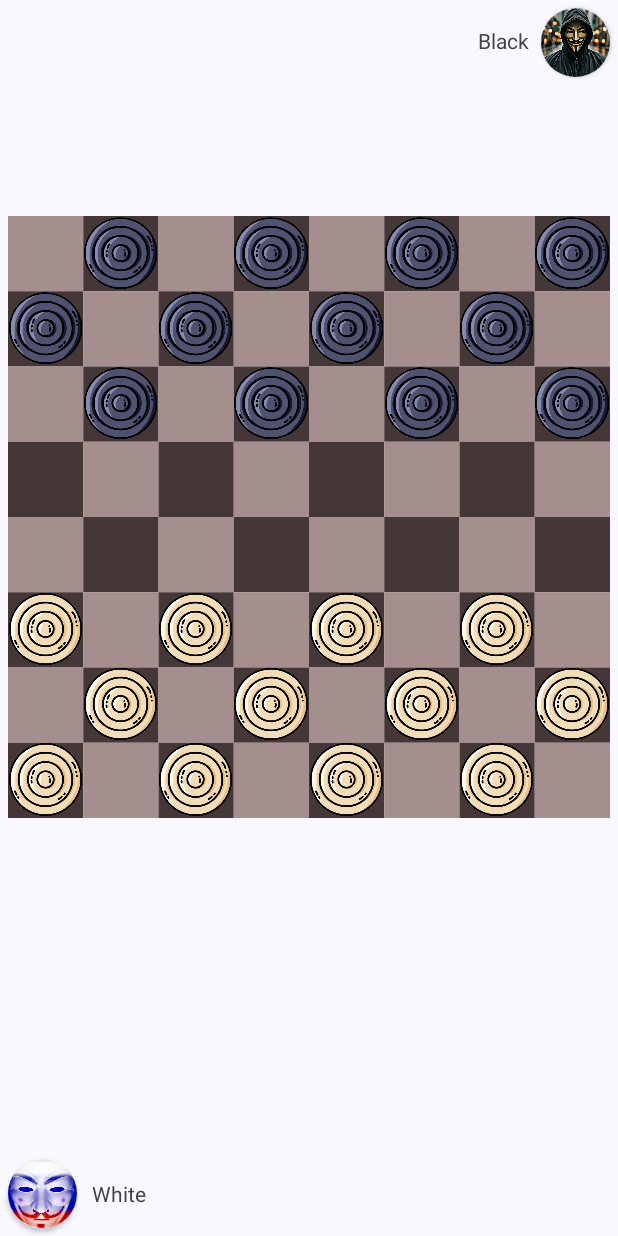
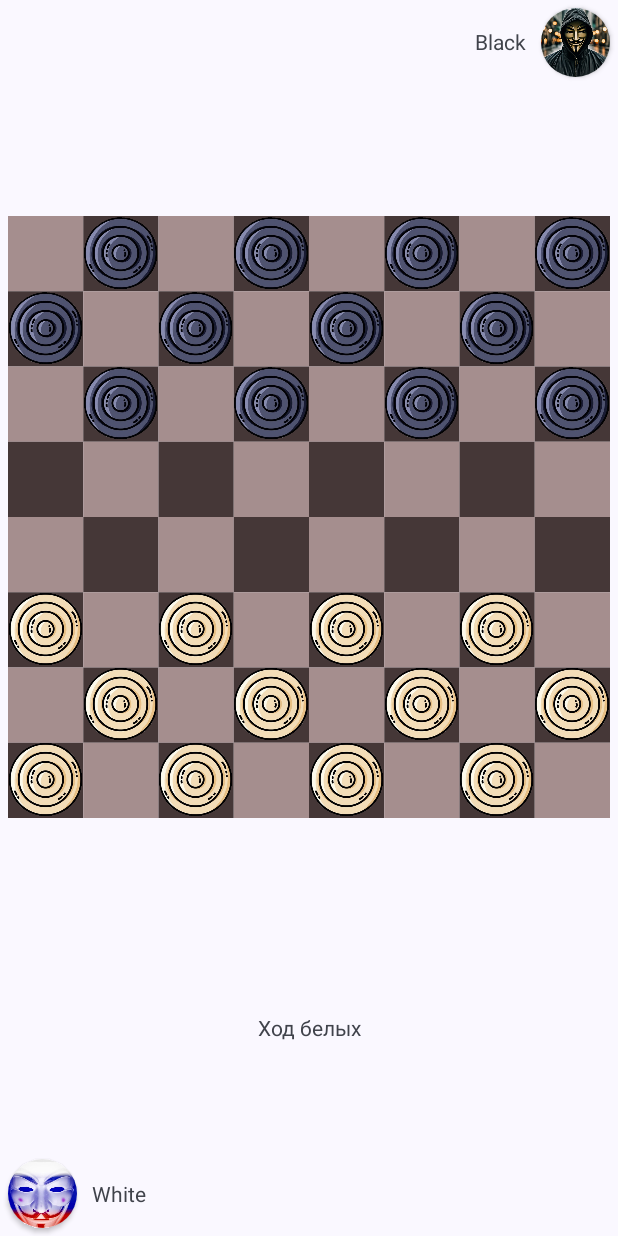
Before and after one commit to ShamanShS/Tatar_checkers, an Android app: the screen it shows after launch (GameActivity), after a tap on "Offline Game", on a phone screen of 412 x 824 dp. Run offline under Robolectric (Android 15) with nearby library versions, the phone set to English and light mode, and no system bars; our stand-ins replace Firebase (no records; nobody signed in at launch, a user with empty details on screens opened directly), Picasso.

```diff
--- a/app/src/main/java/com/shamanshs/tatar_checkers/engine/Board.kt
+++ b/app/src/main/java/com/shamanshs/tatar_checkers/engine/Board.kt
@@ -14,7 +14,7 @@ object Board {
     var win = 0
     var typeGame = ""
     var turn = 1
-    var id = -1
+    var id = "-1"
     var move = false
     var new = true
     var rotateIs = true
@@ -63,7 +63,7 @@ object Board {
         win = 0
         typeGame = ""
         turn = 1
-        id = -1
+        id = "-1"
         move = false
         new = true
         rotateIs = true
--- a/app/src/main/java/com/shamanshs/tatar_checkers/engine/BoardLogic.kt
+++ b/app/src/main/java/com/shamanshs/tatar_checkers/engine/BoardLogic.kt
@@ -29,7 +29,7 @@ class BoardLogic() {
 
 
     fun action(i: Int, j: Int) {
-        if (id != -1 && (youColor != turn || typeGame == "HostGame")) return
+        if (id != "-1" && (youColor != turn || typeGame == "HostGame")) return
         kill = canKill(turn)
         if (mapMove[i][j] == 0 && mapABoard[i][j] == 0 && !massacre) {
             Board.mapMoveReset(0)
--- a/app/src/main/res/layout-land/activity_game.xml
+++ b/app/src/main/res/layout-land/activity_game.xml
@@ -89,5 +89,16 @@
         app:layout_constraintEnd_toEndOf="parent"
         app:layout_constraintStart_toEndOf="@+id/gameField" />
 
+    <TextView
+        android:id="@+id/turnView"
+        android:layout_width="88dp"
+        android:layout_height="43dp"
+        android:gravity="center"
+        android:text="Ход белых"
+        app:layout_constraintBottom_toBottomOf="parent"
+        app:layout_constraintEnd_toStartOf="@+id/gameField"
+        app:layout_constraintStart_toStartOf="parent"
+        app:layout_constraintTop_toTopOf="parent" />
+
 
 </androidx.constraintlayout.widget.ConstraintLayout>
--- a/app/src/main/res/layout/activity_game.xml
+++ b/app/src/main/res/layout/activity_game.xml
@@ -85,13 +85,24 @@
 
     <TextView
         android:id="@+id/nameIdTwo"
-        android:layout_width="197dp"
-        android:layout_height="46dp"
-        android:layout_marginTop="4dp"
-        android:layout_marginEnd="8dp"
+        android:layout_width="192dp"
+        android:layout_height="45dp"
+        android:layout_marginTop="5dp"
+        android:layout_marginEnd="10dp"
         android:gravity="center|right"
         android:text="Ожидание игрока"
         app:layout_constraintEnd_toStartOf="@+id/cardIdTwo"
         app:layout_constraintTop_toTopOf="parent" />
 
+    <TextView
+        android:id="@+id/turnView"
+        android:layout_width="88dp"
+        android:layout_height="43dp"
+        android:gravity="center"
+        android:text="Ход белых"
+        app:layout_constraintBottom_toBottomOf="parent"
+        app:layout_constraintEnd_toEndOf="parent"
+        app:layout_constraintStart_toStartOf="parent"
+        app:layout_constraintTop_toBottomOf="@+id/gameField" />
+
 </androidx.constraintlayout.widget.ConstraintLayout>
```
Also changed, not shown: app/src/main/java/com/shamanshs/tatar_checkers/AeSimpleSHA1.java (added, +28 -0 lines), app/src/main/java/com/shamanshs/tatar_checkers/GameActivity.kt (+11 -8 lines), app/src/main/java/com/shamanshs/tatar_checkers/MainActivity.kt (+31 -12 lines).
